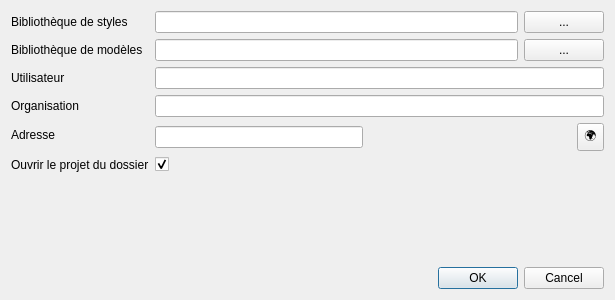
Qt form qsequoia2/scripts/global_settings/global_settings.ui (SequoiApp/Qsequoia2) before a commit.
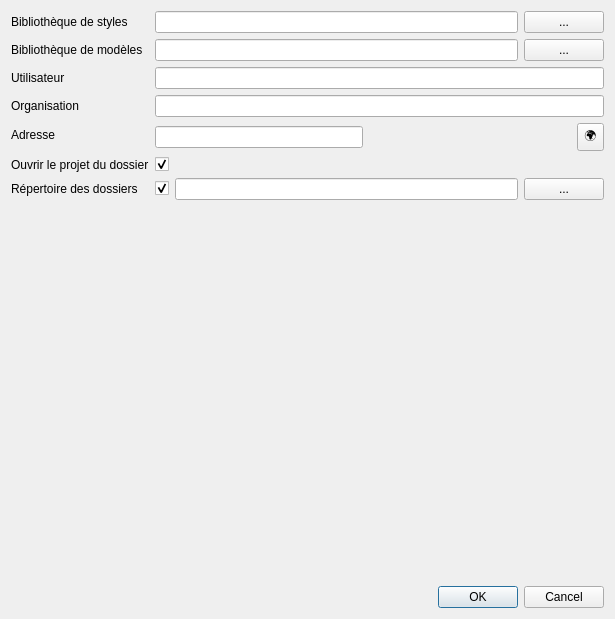
The same form after that commit.

Commit message: Ajout des propositions de dossier en fonction du nom de projet renseigné, ajout de la fonction de reload du plugin

Patch:
```diff
--- a/qsequoia2/scripts/global_settings/global_settings.ui
+++ b/qsequoia2/scripts/global_settings/global_settings.ui
@@ -7,7 +7,7 @@
     <x>0</x>
     <y>0</y>
     <width>615</width>
-    <height>300</height>
+    <height>619</height>
    </rect>
   </property>
   <property name="windowTitle">
@@ -121,7 +121,7 @@
        </item>
       </layout>
      </item>
-     <item row="6" column="0">
+     <item row="8" column="0">
       <widget class="QLabel" name="label_3">
        <property name="text">
         <string/>
@@ -148,6 +148,47 @@
        </property>
       </widget>
      </item>
+     <item row="6" column="1">
+      <layout class="QHBoxLayout" name="_2">
+       <item>
+        <widget class="QCheckBox" name="suggest_folder">
+         <property name="toolTip">
+          <string>Proposer des dossiers de projets en fonction du nom</string>
+         </property>
+         <property name="text">
+          <string/>
+         </property>
+         <property name="checked">
+          <bool>true</bool>
+         </property>
+        </widget>
+       </item>
+       <item>
+        <widget class="QLineEdit" name="folders_folder">
+         <property name="enabled">
+          <bool>true</bool>
+         </property>
+        </widget>
+       </item>
+       <item>
+        <widget class="QPushButton" name="folders_folder_button">
+         <property name="toolTip">
+          <string>Choisir un répertoire de travail</string>
+         </property>
+         <property name="text">
+          <string>...</string>
+         </property>
+        </widget>
+       </item>
+      </layout>
+     </item>
+     <item row="6" column="0">
+      <widget class="QLabel" name="label_5">
+       <property name="text">
+        <string>Répertoire des dossiers</string>
+       </property>
+      </widget>
+     </item>
     </layout>
    </item>
    <item>
```
The commit also changes 10 other files.
